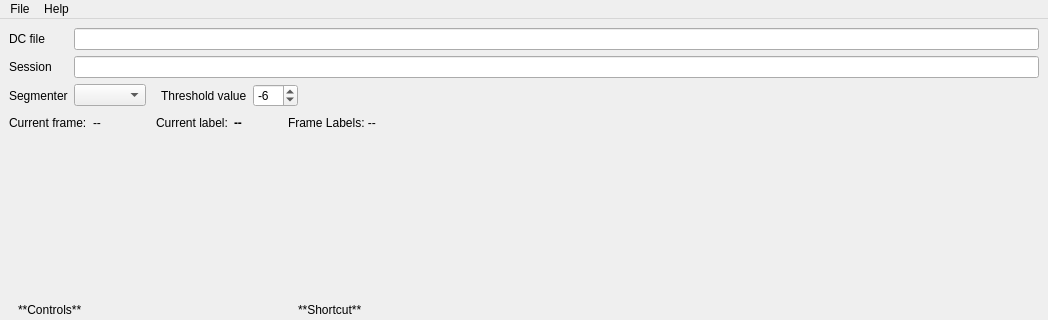
Qt form ui/main.ui (DC-analysis/CytoPix) before a commit; both pictures show x 0 to 1048 and y 0 to 320 of the 1048 by 655 pixel window.
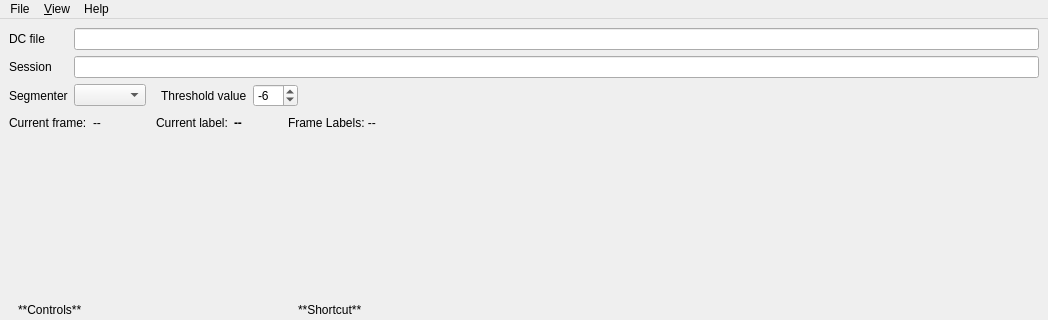
The same form after that commit. Custom widgets are drawn as their Qt base class.

Commit message: enh: allow to hide the controls via "View" menu

The edit to the form file:
```diff
--- a/ui/main.ui
+++ b/ui/main.ui
@@ -522,7 +522,14 @@
     <addaction name="actionSoftware"/>
     <addaction name="actionDocumentation"/>
    </widget>
+   <widget class="QMenu" name="menuView">
+    <property name="title">
+     <string>&amp;View</string>
+    </property>
+    <addaction name="actionHide_controls"/>
+   </widget>
    <addaction name="menuFile"/>
+   <addaction name="menuView"/>
    <addaction name="menuHelp"/>
   </widget>
   <widget class="QStatusBar" name="statusbar"/>
```
Left out of the diff: 27 changed lines with no effect on the pictures. The commit also changes 2 other files.
